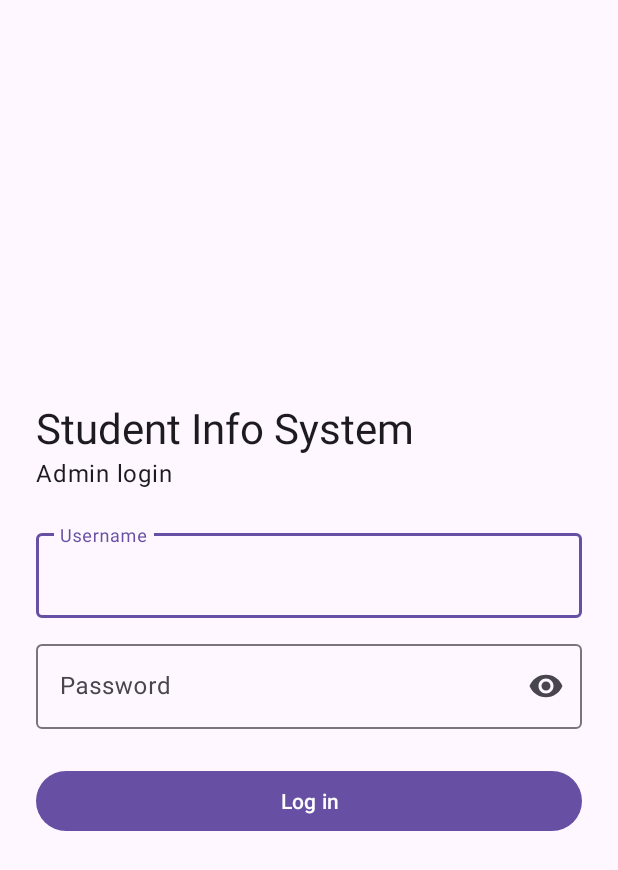
After one commit to HANSUE1/Student-info-system, an Android app: the layout activity_login.xml on its own in the app's theme, with its tools: preview values and no code run, on a phone screen of 412 x 824 dp. The commit adds this screen. Shown: the top 870 px of the screen. Run offline under Robolectric (Android 15) with nearby library versions, the phone set to English and light mode, and no system bars.

Commit message:
Added login interface

```diff
--- /dev/null
+++ b/app/src/main/res/layout/activity_login.xml
@@ -0,0 +1,68 @@
+<?xml version="1.0" encoding="utf-8"?>
+<ScrollView xmlns:android="http://schemas.android.com/apk/res/android"
+    xmlns:app="http://schemas.android.com/apk/res-auto"
+    xmlns:tools="http://schemas.android.com/tools"
+    android:id="@+id/main"
+    android:layout_width="match_parent"
+    android:layout_height="match_parent"
+    android:fillViewport="true"
+    tools:context=".LoginActivity">
+
+    <LinearLayout
+        android:layout_width="match_parent"
+        android:layout_height="match_parent"
+        android:gravity="center_vertical"
+        android:orientation="vertical"
+        android:padding="24dp">
+
+        <TextView
+            android:layout_width="wrap_content"
+            android:layout_height="wrap_content"
+            android:text="Student Info System"
+            android:textAppearance="?attr/textAppearanceHeadlineMedium" />
+
+        <TextView
+            android:layout_width="wrap_content"
+            android:layout_height="wrap_content"
+            android:layout_marginBottom="24dp"
+            android:text="Admin login"
+            android:textAppearance="?attr/textAppearanceBodyLarge" />
+
+        <com.google.android.material.textfield.TextInputLayout
+            style="@style/Widget.Material3.TextInputLayout.OutlinedBox"
+            android:layout_width="match_parent"
+            android:layout_height="wrap_content"
+            android:hint="Username">
+
+            <com.google.android.material.textfield.TextInputEditText
+                android:id="@+id/edit_username"
+                android:layout_width="match_parent"
+                android:layout_height="wrap_content"
+                android:autofillHints="username"
+                android:inputType="text" />
+        </com.google.android.material.textfield.TextInputLayout>
+
+        <com.google.android.material.textfield.TextInputLayout
+            style="@style/Widget.Material3.TextInputLayout.OutlinedBox"
+            android:layout_width="match_parent"
+            android:layout_height="wrap_content"
+            android:layout_marginTop="12dp"
+            android:hint="Password"
+            app:endIconMode="password_toggle">
+
+            <com.google.android.material.textfield.TextInputEditText
+                android:id="@+id/edit_password"
+                android:layout_width="match_parent"
+                android:layout_height="wrap_content"
+                android:autofillHints="password"
+                android:inputType="textPassword" />
+        </com.google.android.material.textfield.TextInputLayout>
+
+        <Button
+            android:id="@+id/btn_login"
+            android:layout_width="match_parent"
+            android:layout_height="wrap_content"
+            android:layout_marginTop="24dp"
+            android:text="Log in" />
+    </LinearLayout>
+</ScrollView>
```
Also changed, not shown: app/src/main/AndroidManifest.xml (+9 -1 lines), app/src/main/java/com/example/myapplication/LoginActivity.java (added, +31 -0 lines), app/src/main/java/com/example/myapplication/MainActivity.java (+15 -0 lines), app/src/main/java/com/example/myapplication/StudentFormActivity.java (added, +35 -0 lines), app/src/main/res/layout/activity_main.xml (+51 -10 lines), app/src/main/res/layout/activity_student_form.xml (added, +114 -0 lines), app/src/main/res/values/strings.xml (+17 -1 lines).
